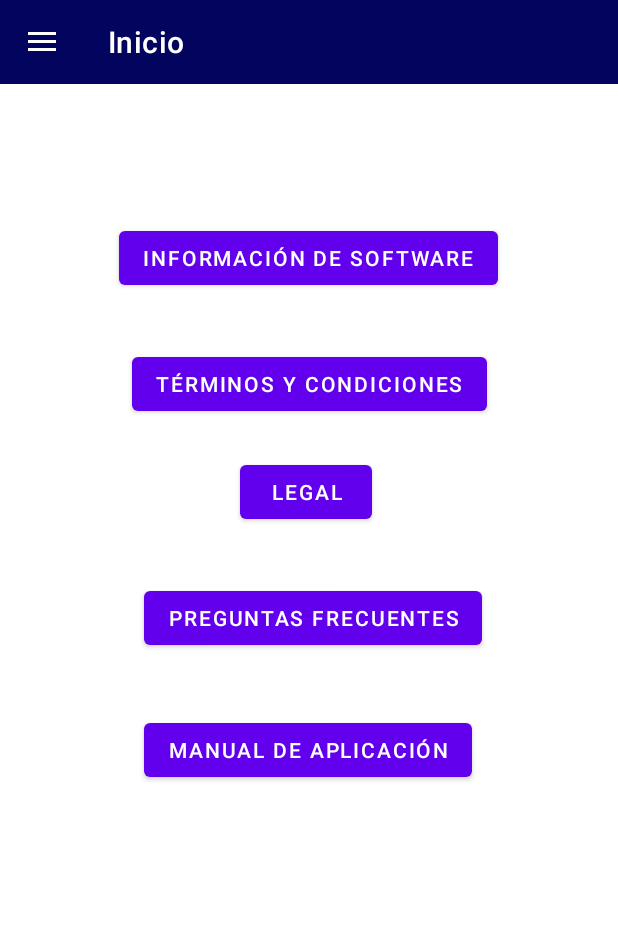
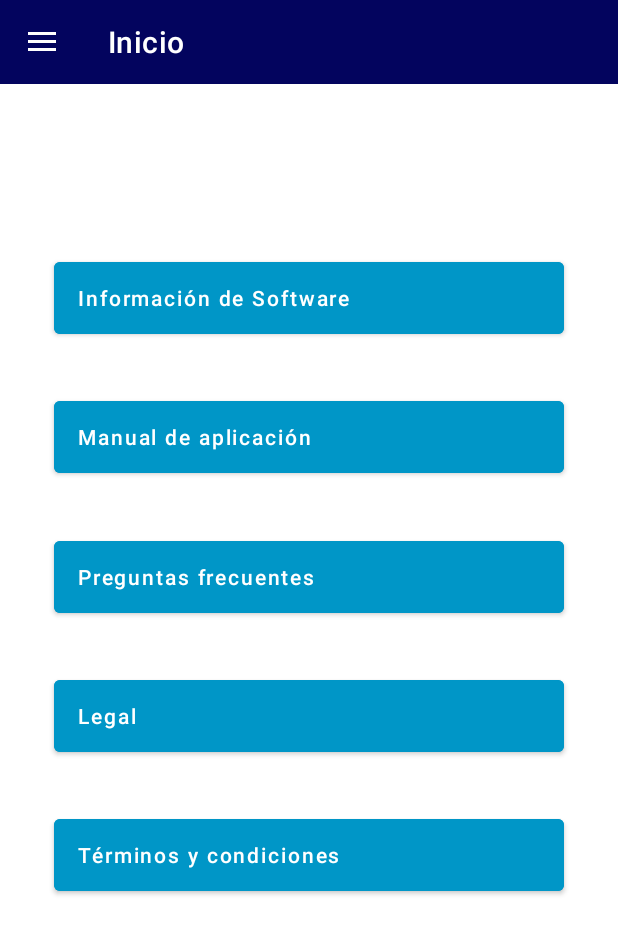
Before and after one commit to MarcoAlmazanM/Banco_Tiempo, an Android app: the fragment SettingsFragment placed in its activity, on a phone screen of 412 x 824 dp. Shown: the top 934 px of the screen. Run offline under Robolectric (Android 15) with nearby library versions, the phone set to English and light mode, and no system bars.

Commit message:
Cambios pantallas

```diff
--- a/Banco_Tiempo/app/src/main/res/layout/fragment_settings.xml
+++ b/Banco_Tiempo/app/src/main/res/layout/fragment_settings.xml
@@ -1,66 +1,90 @@
 <?xml version="1.0" encoding="utf-8"?>
-<androidx.constraintlayout.widget.ConstraintLayout
-    xmlns:android="http://schemas.android.com/apk/res/android"
+<androidx.constraintlayout.widget.ConstraintLayout xmlns:android="http://schemas.android.com/apk/res/android"
+    xmlns:app="http://schemas.android.com/apk/res-auto"
     xmlns:tools="http://schemas.android.com/tools"
-    xmlns:app="http://schemas.android.com/apk/res-auto"
     android:layout_width="match_parent"
     android:layout_height="match_parent"
     tools:context=".SettingsFragment">
 
     <Button
-        android:id="@+id/button8"
-        android:layout_width="wrap_content"
-        android:layout_height="wrap_content"
-        android:layout_marginTop="92dp"
+        android:id="@+id/btnInfoSoft"
+        android:layout_width="340dp"
+        android:layout_height="60dp"
+        android:layout_marginStart="35dp"
+        android:layout_marginTop="110dp"
+        android:layout_marginEnd="35dp"
+        android:layout_marginBottom="30dp"
+        android:backgroundTint="@color/blue_4_btn"
         android:text="@string/software"
+        android:textAlignment="textStart"
+        android:textAllCaps="false"
+        app:layout_constraintBottom_toTopOf="@+id/btnAppMan"
         app:layout_constraintEnd_toEndOf="parent"
-        app:layout_constraintHorizontal_bias="0.496"
         app:layout_constraintStart_toStartOf="parent"
         app:layout_constraintTop_toTopOf="parent" />
 
     <Button
-        android:id="@+id/button10"
-        android:layout_width="wrap_content"
-        android:layout_height="wrap_content"
-        android:layout_marginTop="40dp"
+        android:id="@+id/btnAppMan"
+        android:layout_width="340dp"
+        android:layout_height="60dp"
+        android:layout_marginStart="35dp"
+        android:layout_marginEnd="35dp"
+        android:layout_marginBottom="30dp"
+        android:backgroundTint="@color/blue_4_btn"
         android:text="@string/manual"
+        android:textAlignment="textStart"
+        android:textAllCaps="false"
+        app:layout_constraintBottom_toTopOf="@+id/btnPregFreq"
         app:layout_constraintEnd_toEndOf="parent"
-        app:layout_constraintHorizontal_bias="0.497"
         app:layout_constraintStart_toStartOf="parent"
-        app:layout_constraintTop_toBottomOf="@+id/button11" />
+        app:layout_constraintTop_toBottomOf="@+id/btnInfoSoft" />
 
     <Button
-        android:id="@+id/button11"
-        android:layout_width="wrap_content"
-        android:layout_height="wrap_content"
-        android:layout_marginTop="36dp"
+        android:id="@+id/btnPregFreq"
+        android:layout_width="340dp"
+        android:layout_height="60dp"
+        android:layout_marginStart="35dp"
+        android:layout_marginEnd="35dp"
+        android:layout_marginBottom="30dp"
+        android:backgroundTint="@color/blue_4_btn"
         android:text="@string/faq"
+        android:textAlignment="textStart"
+        android:textAllCaps="false"
+        app:layout_constraintBottom_toTopOf="@+id/btnLegal"
         app:layout_constraintEnd_toEndOf="parent"
-        app:layout_constraintHorizontal_bias="0.515"
         app:layout_constraintStart_toStartOf="parent"
-        app:layout_constraintTop_toBottomOf="@+id/button13" />
+        app:layout_constraintTop_toBottomOf="@+id/btnAppMan" />
 
     <Button
-        android:id="@+id/button12"
-        android:layout_width="wrap_content"
-        android:layout_height="wrap_content"
-        android:layout_marginTop="36dp"
+        android:id="@+id/btnTermYCond"
+        android:layout_width="340dp"
+        android:layout_height="60dp"
+        android:layout_marginStart="35dp"
+        android:layout_marginEnd="35dp"
+        android:layout_marginBottom="221dp"
+        android:backgroundTint="@color/blue_4_btn"
         android:text="@string/terycon"
+        android:textAlignment="textStart"
+        android:textAllCaps="false"
+        app:layout_constraintBottom_toBottomOf="parent"
         app:layout_constraintEnd_toEndOf="parent"
         app:layout_constraintStart_toStartOf="parent"
-        app:layout_constraintTop_toBottomOf="@+id/button8" />
+        app:layout_constraintTop_toBottomOf="@+id/btnLegal" />
 
     <Button
-        android:id="@+id/button13"
-        android:layout_width="wrap_content"
-        android:layout_height="wrap_content"
-        android:layout_marginStart="72dp"
-        android:layout_marginTop="24dp"
-        android:layout_marginEnd="73dp"
+        android:id="@+id/btnLegal"
+        android:layout_width="340dp"
+        android:layout_height="60dp"
+        android:layout_marginStart="35dp"
+        android:layout_marginEnd="35dp"
+        android:layout_marginBottom="30dp"
+        android:backgroundTint="@color/blue_4_btn"
         android:text="@string/legal"
-        app:layout_constraintEnd_toEndOf="@+id/button11"
-        app:layout_constraintHorizontal_bias="1.0"
-        app:layout_constraintStart_toStartOf="@+id/button12"
-        app:layout_constraintTop_toBottomOf="@+id/button12" />
+        android:textAlignment="textStart"
+        android:textAllCaps="false"
+        app:layout_constraintBottom_toTopOf="@+id/btnTermYCond"
+        app:layout_constraintEnd_toEndOf="parent"
+        app:layout_constraintStart_toStartOf="parent"
+        app:layout_constraintTop_toBottomOf="@+id/btnPregFreq" />
 
 </androidx.constraintlayout.widget.ConstraintLayout>
```
Also changed, not shown: Banco_Tiempo/app/src/main/java/com/example/banco_tiempo/AdapterNewOffer.java (added, +59 -0 lines), Banco_Tiempo/app/src/main/java/com/example/banco_tiempo/NewOfferFragment.java (added, +81 -0 lines), Banco_Tiempo/app/src/main/res/layout/fragment_new_offer.xml (added, +14 -0 lines), Banco_Tiempo/app/src/main/res/layout/fragment_profile.xml (+32 -33 lines), Banco_Tiempo/app/src/main/res/layout/new_offer_row.xml (added, +88 -0 lines), Banco_Tiempo/app/src/main/res/values/strings.xml (+18 -0 lines), Banco_Tiempo/app/src/main/res/drawable-xxhdpi/baseline_account_circle_black_48.png (added), Banco_Tiempo/app/src/main/res/drawable-xxhdpi/baseline_close_black_48.png (added), Banco_Tiempo/app/src/main/res/drawable-xxhdpi/baseline_edit_black_20.png (added).
